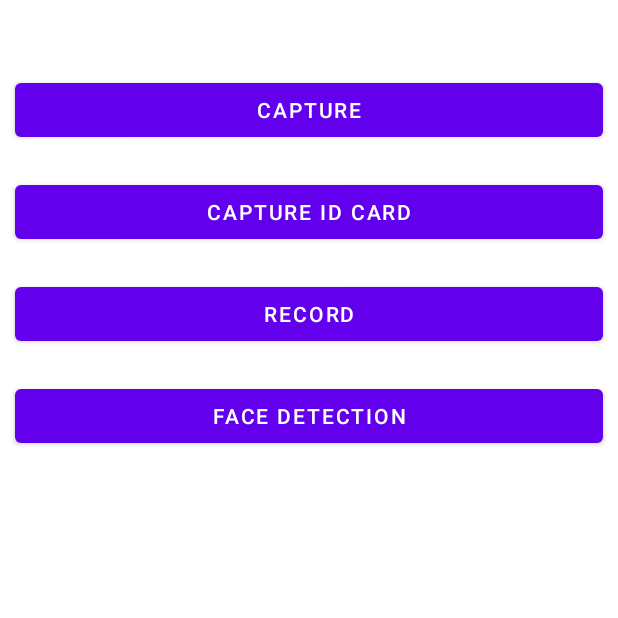
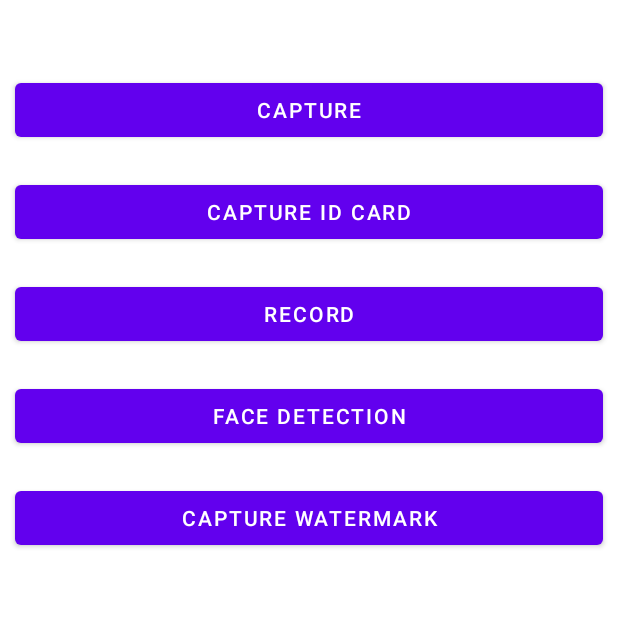
Before and after one commit to mnaufalhamdani/CustomTakePickFile, an Android app: the screen it shows after launch (MainActivity), on a phone screen of 412 x 824 dp, the top half of it. Run offline under Robolectric (Android 15) with nearby library versions, the phone set to English and light mode, and no system bars.

Commit message:
config sample activity

```diff
--- a/app/src/main/res/layout/activity_main.xml
+++ b/app/src/main/res/layout/activity_main.xml
@@ -1,6 +1,5 @@
 <?xml version="1.0" encoding="utf-8"?>
 <LinearLayout xmlns:android="http://schemas.android.com/apk/res/android"
-    xmlns:app="http://schemas.android.com/apk/res-auto"
     xmlns:tools="http://schemas.android.com/tools"
     android:id="@+id/main"
     android:layout_width="match_parent"
@@ -41,4 +40,11 @@
         android:layout_height="wrap_content"
         android:layout_margin="10dp"
         android:text="Face Detection"/>
+
+    <com.google.android.material.button.MaterialButton
+        android:id="@+id/btn_capture_watermark"
+        android:layout_width="match_parent"
+        android:layout_height="wrap_content"
+        android:layout_margin="10dp"
+        android:text="Capture Watermark"/>
 </LinearLayout>
```
Also changed, not shown: app/src/main/java/com/mnaufalhamdani/customtakepickfile/MainActivity.kt (+11 -6 lines).
